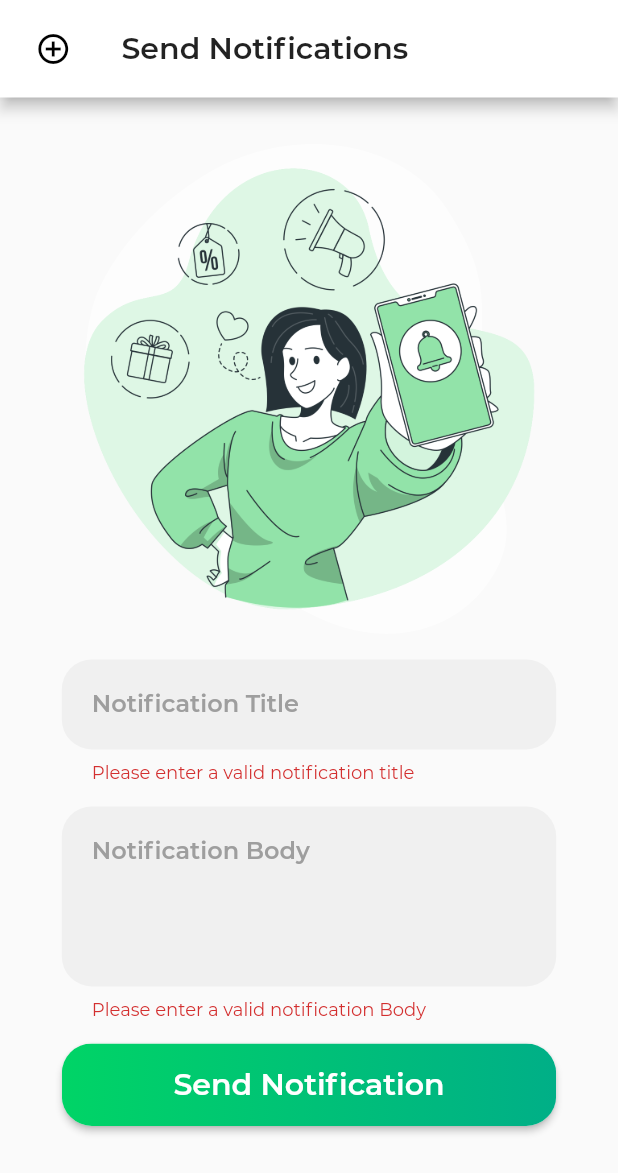
After one commit to youssefdegweyy/mobile_development, a Flutter app: the SendNotification screen opened by its route, after a tap on "Send Notification", on a phone screen of 412 x 824 dp. The commit adds this screen. Shown: the top 1173 px of the screen. Run offline on Flutter 3.47's test engine with Material 2 defaults, Android fonts, the light colour scheme and no system bars; our stand-ins replace auto_size_text, awesome_notifications, firebase_auth, firebase_core, firebase_messaging, flutter_spinkit and 2 more; missing offline and left inert: confirm_dialog; accounts and stored records are empty; project files that could hold a hidden picture were left out.

Commit message:
Notification Interface

```diff
--- a/lib/main.dart
+++ b/lib/main.dart
@@ -5,6 +5,7 @@ import 'package:mycart/screens/admin/add_category.dart';
 import 'package:mycart/screens/admin/add_location.dart';
 import 'package:mycart/screens/admin/add_main_menu_item.dart';
 import 'package:mycart/screens/admin/add_sub_menu_item.dart';
+import 'package:mycart/screens/admin/send_notification.dart';
 import 'package:mycart/screens/contactus_screen.dart';
 import 'package:mycart/screens/offers_screen.dart';
 import 'package:mycart/screens/checkout.dart';
@@ -110,6 +111,7 @@ class MyApp extends StatelessWidget {
         AddLocation.routeName: (ctx) => AddLocation(),
         AddSubItem.routeName: (ctx) => AddSubItem(),
         AddMainItem.routeName: (ctx) => AddMainItem(),
+        SendNotification.routeName: (ctx) => SendNotification(),
       },
     );
   }
--- /dev/null
+++ b/lib/screens/admin/send_notification.dart
@@ -0,0 +1,167 @@
+import 'package:flutter/material.dart';
+
+class SendNotification extends StatefulWidget {
+  static const routeName = '/SendNotification';
+
+  @override
+  _SendNotificationState createState() => _SendNotificationState();
+}
+
+class _SendNotificationState extends State<SendNotification> {
+  final _formKey = GlobalKey<FormState>();
+
+  @override
+  Widget build(BuildContext context) {
+    return Scaffold(
+      backgroundColor: Colors.white,
+      appBar: PreferredSize(
+        preferredSize: Size.fromHeight(0.0),
+        child: AppBar(
+          brightness: Brightness.dark,
+          flexibleSpace: Container(
+            decoration: new BoxDecoration(
+              gradient: LinearGradient(
+                colors: <Color>[
+                  Color(0xFF00d466),
+                  Color(0xFF00af87),
+                ],
+              ),
+            ),
+          ),
+        ),
+      ),
+      body: Scaffold(
+        appBar: AppBar(
+          toolbarHeight: 65,
+          automaticallyImplyLeading: false,
+          leadingWidth: 65,
+          title: Text(
+            "Send Notifications",
+            style: TextStyle(fontWeight: FontWeight.bold),
+          ),
+          leading: Padding(
+            padding: EdgeInsets.only(left: 15, right: 9, top: 9, bottom: 9),
+            child: IconButton(
+              icon: Icon(Icons.add_circle_outline),
+              onPressed: () => Navigator.of(context).pop(),
+            ),
+          ),
+        ),
+        body: Container(
+          child: ListView(
+            padding: EdgeInsets.only(
+              left: MediaQuery.of(context).size.width * 0.1,
+              right: MediaQuery.of(context).size.width * 0.1,
+              top: 30,
+              bottom: 30,
+            ),
+            children: [
+              Image(
+                image: AssetImage('assets/images/noti.png'),
+              ),
+              Form(
+                key: _formKey,
+                child: Column(
+                  mainAxisAlignment: MainAxisAlignment.center,
+                  crossAxisAlignment: CrossAxisAlignment.start,
+                  children: <Widget>[
+                    Padding(
+                      padding: EdgeInsets.only(top: 15),
+                      child: TextFormField(
+                        decoration: new InputDecoration(
+                          contentPadding: EdgeInsets.all(20),
+                          isDense: true,
+                          hintText: 'Notification Title',
+                          hintStyle: new TextStyle(
+                              color: Colors.grey, fontWeight: FontWeight.bold),
+                          filled: true,
+                          border: OutlineInputBorder(
+                            borderRadius: BorderRadius.circular(20),
+                            borderSide: BorderSide(
+                              width: 0,
+                              style: BorderStyle.none,
+                            ),
+                          ),
+                        ),
+                        validator: (value) {
+                          if (value.isEmpty) {
+                            return 'Please enter a valid notification title';
+                          }
+                          return null;
+                        },
+                      ),
+                    ),
+                    Padding(
+                      padding: EdgeInsets.only(top: 15),
+                      child: TextFormField(
+                        minLines: 4,
+                        maxLines: 5,
+                        keyboardType: TextInputType.number,
+                        decoration: new InputDecoration(
+                          contentPadding: EdgeInsets.all(20),
+                          isDense: true,
+                          hintText: 'Notification Body',
+                          hintStyle: new TextStyle(
+                              color: Colors.grey, fontWeight: FontWeight.bold),
+                          filled: true,
+                          border: OutlineInputBorder(
+                            borderRadius: BorderRadius.circular(20),
+                            borderSide: BorderSide(
+                              width: 0,
+                              style: BorderStyle.none,
+                            ),
+                          ),
+                        ),
+                        validator: (value) {
+                          if (value.isEmpty) {
+                            return 'Please enter a valid notification Body';
+                          }
+                          return null;
+                        },
+                      ),
+                    ),
+                    Padding(
+                      padding: EdgeInsets.only(top: 15),
+                      child: RaisedButton(
+                          shape: RoundedRectangleBorder(
+                              borderRadius: BorderRadius.circular(20.0)),
+                          padding: const EdgeInsets.all(0.0),
+                          child: Ink(
+                            decoration: const BoxDecoration(
+                              gradient: LinearGradient(
+                                colors: <Color>[
+                                  Color(0xFF00d466),
+                                  Color(0xFF00af87),
+                                ],
+                              ),
+                              borderRadius:
+                                  BorderRadius.all(Radius.circular(20.0)),
+                            ),
+                            child: Container(
+                              constraints: const BoxConstraints(
+                                  minWidth: 88.0, minHeight: 55),
+                              alignment: Alignment.center,
+                              child: Text(
+                                'Send Notification',
+                                textAlign: TextAlign.center,
+                                style: TextStyle(
+                                    color: Colors.white,
+                                    fontSize: 20,
+                                    fontWeight: FontWeight.bold),
+                              ),
+                            ),
+                          ),
+                          onPressed: () {
+                            if (_formKey.currentState.validate()) {}
+                          }),
+                    ),
+                  ],
+                ),
+              ),
+            ],
+          ),
+        ),
+      ),
+    );
+  }
+}
--- a/lib/screens/sign_in.dart
+++ b/lib/screens/sign_in.dart
@@ -2,6 +2,7 @@ import 'package:mycart/screens/admin/add_category.dart';
 import 'package:mycart/screens/admin/add_location.dart';
 import 'package:mycart/screens/admin/add_main_menu_item.dart';
 import 'package:mycart/screens/admin/add_sub_menu_item.dart';
+import 'package:mycart/screens/admin/send_notification.dart';
 import 'package:mycart/screens/drawer_screen.dart';
 import 'package:mycart/screens/forgot_password.dart';
 import 'package:mycart/screens/sign_up.dart';
@@ -198,7 +199,7 @@ class SignInScreenState extends State<SignInScreen> {
                                     await _auth.signIn(_email, _password);
                                     Navigator.pushReplacementNamed(
                                       context,
-                                      AddLocation.routeName,
+                                      SendNotification.routeName,
                                     );
                                   } catch (e) {
                                     Scaffold.of(context).showSnackBar(
--- a/pubspec.yaml
+++ b/pubspec.yaml
@@ -69,6 +69,7 @@ flutter:
     - assets/images/ic_launcher.png
     - assets/images/cat.png
     - assets/images/loc.png
+    - assets/images/noti.png
     - assets/images/other_icons/cart_sm.png
     - assets/images/other_icons/cart_lg.png
     - assets/images/other_icons/bike_lg.png
```
Also changed, not shown: assets/images/noti.png (added).
